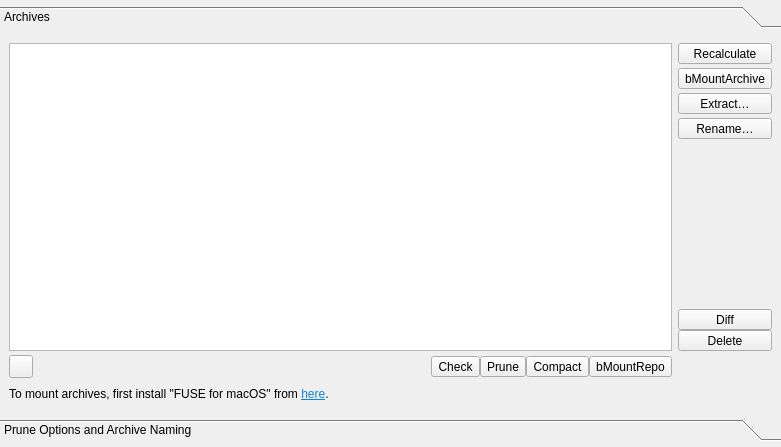
First picture: the form in src/vorta/assets/UI/archivetab.ui, repository borgbase/vorta, before the edit.
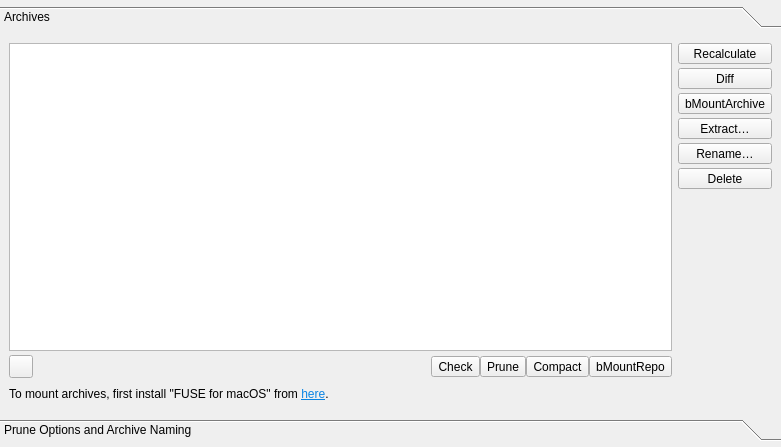
Second picture: the form after the edit.

Commit message: Refactor archive context menu. By @bigtedde (#1793)

Patch:
```diff
--- a/src/vorta/assets/UI/archivetab.ui
+++ b/src/vorta/assets/UI/archivetab.ui
@@ -219,6 +219,25 @@
                 </property>
                </widget>
               </item>
+              <item>
+               <widget class="QToolButton" name="bDiff">
+                <property name="sizePolicy">
+                 <sizepolicy hsizetype="MinimumExpanding" vsizetype="Fixed">
+                  <horstretch>0</horstretch>
+                  <verstretch>0</verstretch>
+                 </sizepolicy>
+                </property>
+                <property name="toolTip">
+                 <string>Compare two archives</string>
+                </property>
+                <property name="text">
+                 <string>Diff</string>
+                </property>
+                <property name="toolButtonStyle">
+                 <enum>Qt::ToolButtonTextBesideIcon</enum>
+                </property>
+               </widget>
+              </item>
               <item>
                <widget class="QToolButton" name="bMountArchive">
                 <property name="sizePolicy">
@@ -276,11 +295,27 @@
                 </property>
                </widget>
               </item>
-             </layout>
+              <item>
+               <widget class="QToolButton" name="bDelete">
+                <property name="sizePolicy">
+                 <sizepolicy hsizetype="MinimumExpanding" vsizetype="Fixed">
+                  <horstretch>0</horstretch>
+                  <verstretch>0</verstretch>
+                 </sizepolicy>
+                </property>
+                <property name="toolTip">
+                 <string>Delete selected archive(s)</string>
+                </property>
+                <property name="text">
+                 <string>Delete</string>
+                </property>
+                <property name="toolButtonStyle">
+                 <enum>Qt::ToolButtonTextBesideIcon</enum>
+                </property>
             </widget>
            </item>
            <item>
-            <spacer name="verticalSpacer_2">
+               <spacer name="verticalSpacer">
              <property name="orientation">
               <enum>Qt::Vertical</enum>
              </property>
@@ -292,42 +327,7 @@
              </property>
             </spacer>
            </item>
-           <item>
-            <widget class="QToolButton" name="bDiff">
-             <property name="sizePolicy">
-              <sizepolicy hsizetype="MinimumExpanding" vsizetype="Fixed">
-               <horstretch>0</horstretch>
-               <verstretch>0</verstretch>
-              </sizepolicy>
-             </property>
-             <property name="toolTip">
-              <string>Compare two archives</string>
-             </property>
-             <property name="text">
-              <string>Diff</string>
-             </property>
-             <property name="toolButtonStyle">
-              <enum>Qt::ToolButtonTextBesideIcon</enum>
-             </property>
-            </widget>
-           </item>
-           <item>
-            <widget class="QToolButton" name="bDelete">
-             <property name="sizePolicy">
-              <sizepolicy hsizetype="MinimumExpanding" vsizetype="Fixed">
-               <horstretch>0</horstretch>
-               <verstretch>0</verstretch>
-              </sizepolicy>
-             </property>
-             <property name="toolTip">
-              <string>Delete selected archive(s)</string>
-             </property>
-             <property name="text">
-              <string>Delete</string>
-             </property>
-             <property name="toolButtonStyle">
-              <enum>Qt::ToolButtonTextBesideIcon</enum>
-             </property>
+             </layout>
             </widget>
            </item>
           </layout>
```
Lines whose indentation alone changed are shown as unchanged. The commit also changes 1 other file.
